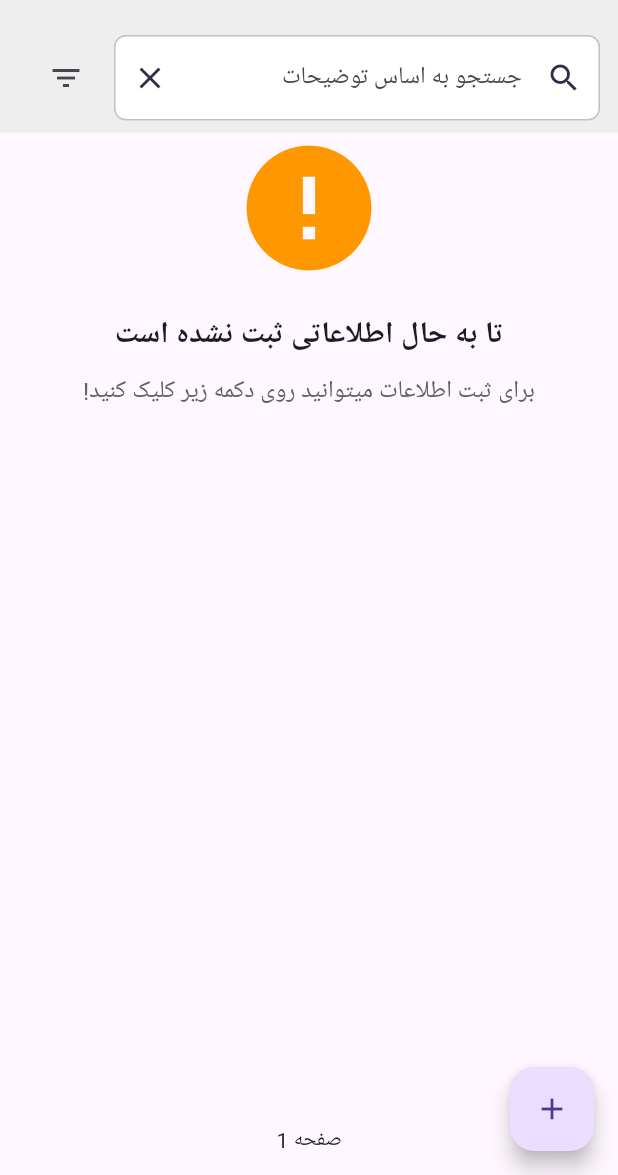
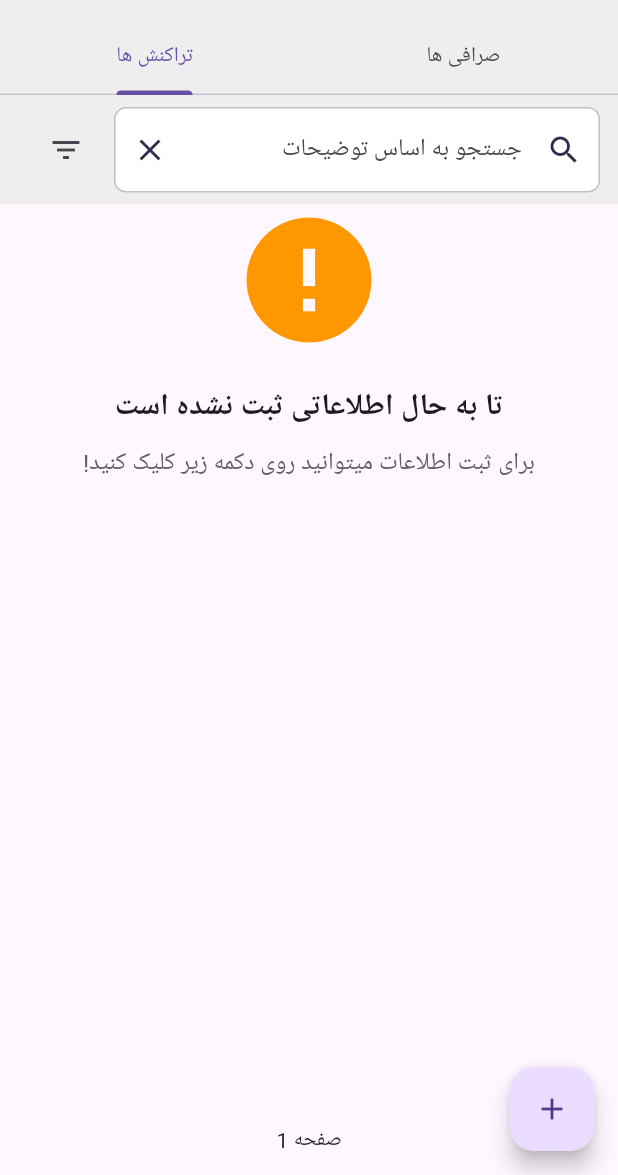
Before and after one commit to Aalem/ofoqe_naween, a Flutter app: the MoneyExchange screen opened by its route, on a phone screen of 412 x 824 dp, the part 61-1236 px from its top. Run offline on Flutter 3.47's test engine with Material 3 defaults, Android fonts, the phone set to English and light mode, and no system bars; our stand-ins replace cloud_firestore, firebase_auth, firebase_core, flutter_svg, responsive_framework, sidebarx; missing offline and left inert: dari_datetime_picker, firebase_cloud_firestore; accounts and stored records are empty.

Commit message:
Tabs added to Money Exchange page

```diff
--- a/lib/main.dart
+++ b/lib/main.dart
@@ -6,7 +6,7 @@ import 'package:ofoqe_naween/screens/buys/buys.dart';
 import 'package:ofoqe_naween/screens/home_page.dart';
 import 'package:ofoqe_naween/screens/ledger/add_to_ledger.dart';
 import 'package:ofoqe_naween/screens/login_page.dart';
-import 'package:ofoqe_naween/screens/money_exchange/money_exchange.dart';
+import 'package:ofoqe_naween/screens/money_exchange/pages/money_exchange.dart';
 import 'package:ofoqe_naween/theme/theme.dart';
 import 'package:ofoqe_naween/values/strings.dart';
 import 'package:provider/provider.dart';
--- a/lib/screens/buys/buys.dart
+++ b/lib/screens/buys/buys.dart
@@ -5,7 +5,7 @@ import 'package:ofoqe_naween/components/buttons/button_icon.dart';
 import 'package:ofoqe_naween/components/dialogs/confirmation_dialog.dart';
 import 'package:ofoqe_naween/components/dialogs/dialog_button.dart';
 import 'package:ofoqe_naween/components/text_form_fields/text_form_field.dart';
-import 'package:ofoqe_naween/screens/money_exchange/add_transaction.dart';
+import 'package:ofoqe_naween/screens/money_exchange/pages/add_transaction.dart';
 import 'package:ofoqe_naween/screens/money_exchange/collection_fields/collection_fields.dart';
 import 'package:ofoqe_naween/screens/money_exchange/models/transaction_model.dart';
 import 'package:ofoqe_naween/screens/money_exchange/services/money_exchange_service.dart';
--- /dev/null
+++ b/lib/screens/money_exchange/pages/money_exchange.dart
@@ -0,0 +1,74 @@
+import 'package:dari_datetime_picker/dari_datetime_picker.dart';
+import 'package:flutter/material.dart';
+import 'package:cloud_firestore/cloud_firestore.dart';
+import 'package:ofoqe_naween/components/buttons/button_icon.dart';
+import 'package:ofoqe_naween/components/dialogs/confirmation_dialog.dart';
+import 'package:ofoqe_naween/components/dialogs/dialog_button.dart';
+import 'package:ofoqe_naween/components/no_data.dart';
+import 'package:ofoqe_naween/components/nothing_found.dart';
+import 'package:ofoqe_naween/components/text_form_fields/text_form_field.dart';
+import 'package:ofoqe_naween/screens/money_exchange/pages/add_transaction.dart';
+import 'package:ofoqe_naween/screens/money_exchange/collection_fields/collection_fields.dart';
+import 'package:ofoqe_naween/screens/money_exchange/models/transaction_model.dart';
+import 'package:ofoqe_naween/screens/money_exchange/pages/transactions.dart';
+import 'package:ofoqe_naween/screens/money_exchange/services/money_exchange_service.dart';
+import 'package:ofoqe_naween/theme/colors.dart';
+import 'package:ofoqe_naween/theme/constants.dart';
+import 'package:ofoqe_naween/utilities/date_time_utils.dart';
+import 'package:ofoqe_naween/utilities/formatter.dart';
+import 'package:ofoqe_naween/utilities/screen_size.dart';
+import 'package:ofoqe_naween/values/collection_names.dart';
+import 'package:ofoqe_naween/values/strings.dart';
+
+class MoneyExchange extends StatefulWidget {
+  @override
+  _MoneyExchangeState createState() => _MoneyExchangeState();
+}
+
+class _MoneyExchangeState extends State<MoneyExchange> {
+
+  @override
+  Widget build(BuildContext context) {
+    return DefaultTabController(
+      length: 2,
+      child: Scaffold(
+        appBar: AppBar(
+          title: StreamBuilder<double>(
+            stream: MoneyExchangeService.getBalanceStream(),
+            builder: (context, snapshot) {
+              double balance = snapshot.hasData ? snapshot.data! : 0.0;
+
+              return Row(
+                children: [
+                  Expanded(
+                      child: Text(
+                    '${balance >= 0 ? '\$ ' : '\$ - '}${Strings.balance}: ${GeneralFormatter.formatNumber(balance.abs().toString()).split('.')[0]}',
+                    textAlign: TextAlign.start,
+                    style: Theme.of(context).textTheme.bodyLarge?.copyWith(
+                        color: balance >= 0
+                            ? Colors.green
+                            : Colors.red), // Set text alignment to start
+                  )),
+                  const Text(Strings.moneyExchange, textAlign: TextAlign.right),
+                ],
+              );
+            },
+          ),
+          bottom: const TabBar(
+            tabs: [
+              Tab(text: Strings.transactions),
+              Tab(text: Strings.moneyExchanges),
+            ],
+          ),
+        ),
+        body: TabBarView(
+          children: [
+            TransactionsPage(),
+            TransactionsPage(),
+          ],
+        )
+      ),
+    );
+  }
+
+}
--- a/lib/screens/money_exchange/money_exchange.dart
+++ b/lib/screens/money_exchange/pages/transactions.dart
@@ -7,7 +7,7 @@ import 'package:ofoqe_naween/components/dialogs/dialog_button.dart';
 import 'package:ofoqe_naween/components/no_data.dart';
 import 'package:ofoqe_naween/components/nothing_found.dart';
 import 'package:ofoqe_naween/components/text_form_fields/text_form_field.dart';
-import 'package:ofoqe_naween/screens/money_exchange/add_transaction.dart';
+import 'package:ofoqe_naween/screens/money_exchange/pages/add_transaction.dart';
 import 'package:ofoqe_naween/screens/money_exchange/collection_fields/collection_fields.dart';
 import 'package:ofoqe_naween/screens/money_exchange/models/transaction_model.dart';
 import 'package:ofoqe_naween/screens/money_exchange/services/money_exchange_service.dart';
@@ -19,12 +19,12 @@ import 'package:ofoqe_naween/utilities/screen_size.dart';
 import 'package:ofoqe_naween/values/collection_names.dart';
 import 'package:ofoqe_naween/values/strings.dart';
 
-class MoneyExchange extends StatefulWidget {
+class TransactionsPage extends StatefulWidget {
   @override
-  _MoneyExchangeState createState() => _MoneyExchangeState();
+  _TransactionsPageState createState() => _TransactionsPageState();
 }
 
-class _MoneyExchangeState extends State<MoneyExchange> {
+class _TransactionsPageState extends State<TransactionsPage> {
   final FirebaseFirestore _firestore = FirebaseFirestore.instance;
   final int _pageSize = 11;
   final TextEditingController _searchController = TextEditingController();
@@ -337,29 +337,6 @@ class _MoneyExchangeState extends State<MoneyExchange> {
           );
         },
         child: const Icon(Icons.add),
-      ),
-      appBar: AppBar(
-        title: StreamBuilder<double>(
-          stream: MoneyExchangeService.getBalanceStream(),
-          builder: (context, snapshot) {
-            double balance = snapshot.hasData ? snapshot.data! : 0.0;
-
-            return Row(
-              children: [
-                Expanded(
-                    child: Text(
-                  '${balance >= 0 ? '\$ ' : '\$ - '}${Strings.balance}: ${GeneralFormatter.formatNumber(balance.abs().toString()).split('.')[0]}',
-                  textAlign: TextAlign.start,
-                  style: Theme.of(context).textTheme.bodyLarge?.copyWith(
-                      color: balance >= 0
-                          ? Colors.green
-                          : Colors.red), // Set text alignment to start
-                )),
-                const Text(Strings.moneyExchange, textAlign: TextAlign.right),
-              ],
-            );
-          },
-        ),
       ),
       body: StreamBuilder<QuerySnapshot<Map<String, dynamic>>>(
         stream: _transactionStream,
--- a/lib/values/main_pages.dart
+++ b/lib/values/main_pages.dart
@@ -1,7 +1,7 @@
 import 'package:flutter/material.dart';
 import 'package:ofoqe_naween/screens/buys/buys.dart';
 import 'package:ofoqe_naween/screens/customers/customers.dart';
-import 'package:ofoqe_naween/screens/money_exchange/money_exchange.dart';
+import 'package:ofoqe_naween/screens/money_exchange/pages/money_exchange.dart';
 import 'package:ofoqe_naween/screens/page_under_construction.dart';
 import 'package:ofoqe_naween/screens/suppliers/suppliers.dart';
 import 'strings.dart';
--- a/lib/values/strings.dart
+++ b/lib/values/strings.dart
@@ -5,6 +5,7 @@ class Strings{
   static const String customers = 'مشتری ها';
   static const String journal = 'روزنامچه';
   static const String moneyExchange = 'صرافی';
+  static const String moneyExchanges = 'صرافی ها';
   static const String logout = 'خروج';
   static const String buys = 'خریدات';
   static const String suppliers = 'شرکت های تولیدی';
```
Also changed, not shown: lib/components/sidebar/custom_sidebarx.dart (added, +80 -0 lines), lib/components/sidebar/sidebarx_item.dart (added, +25 -0 lines), lib/screens/home_page.dart (+3 -111 lines), lib/screens/money_exchange/pages/add_transaction.dart (renamed from lib/screens/money_exchange/add_transaction.dart). Lines whose indentation alone changed are shown as unchanged.
